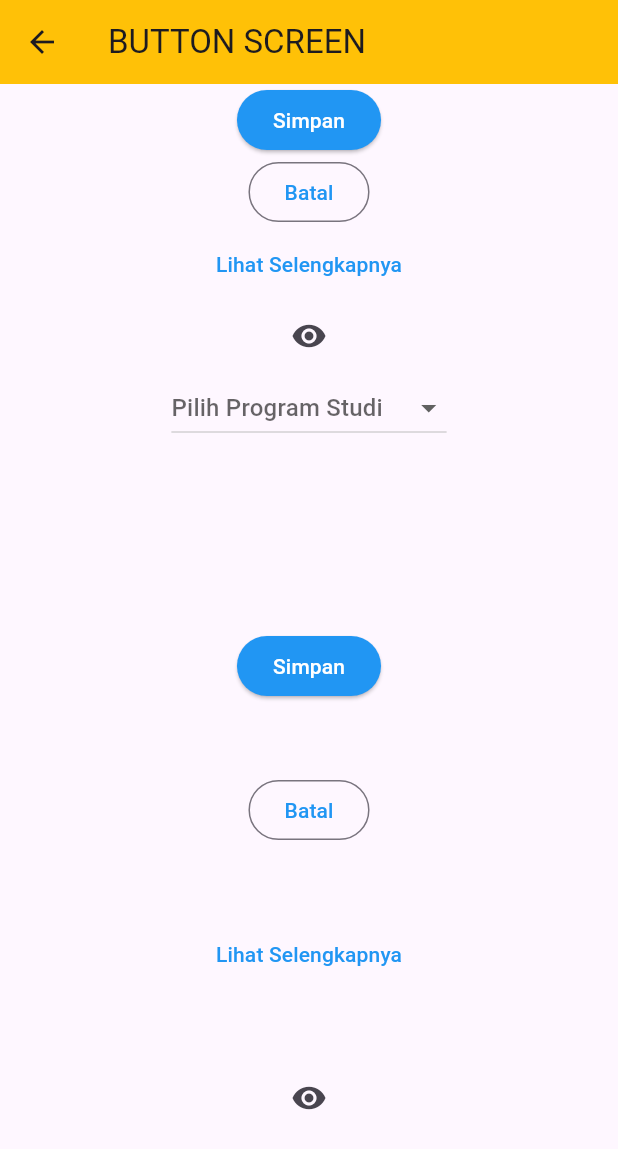
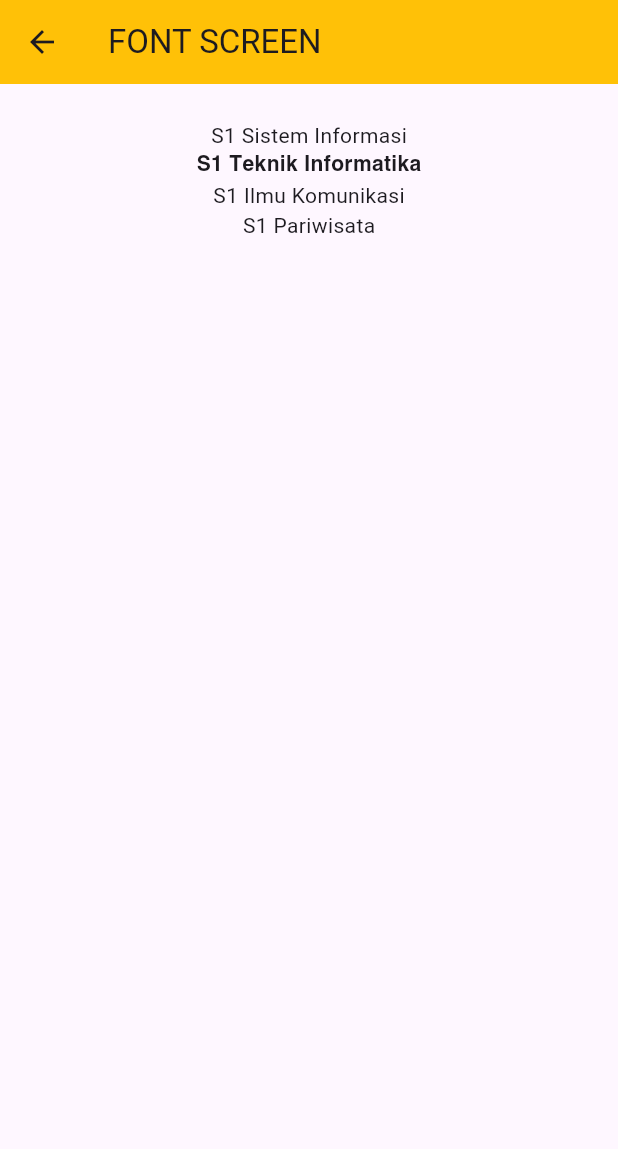
Before and after one commit to NandaAdisaputra/Codelab-Flutter, a Flutter app: the screen it shows after launch, on a phone screen of 412 x 824 dp. Shown: the top 1149 px of the screen. Run offline on Flutter 3.47's test engine with Material 3 defaults, Android fonts, the phone set to English and light mode, and no system bars.

Commit message:
Add Font Screen

```diff
--- /dev/null
+++ b/lib/font_screen.dart
@@ -0,0 +1,24 @@
+import 'package:flutter/material.dart';
+
+class FontScreen extends StatelessWidget {
+  const FontScreen({super.key});
+
+  @override
+  Widget build(BuildContext context) {
+    return Scaffold(
+      appBar: AppBar(title: Text("FONT SCREEN"),backgroundColor: Colors.amber,),
+      body: Container(
+        margin: EdgeInsets.only(top: 24),
+        alignment: Alignment.center,
+        child: Column(
+            children: [
+          Text('S1 Sistem Informasi'),
+          Text( 'S1 Teknik Informatika',style: TextStyle( fontFamily:'Helvetica')),
+          Text('S1 Ilmu Komunikasi'),
+          Text(
+            'S1 Pariwisata'),
+        ]),
+      ),
+    );
+  }
+}
--- a/lib/main.dart
+++ b/lib/main.dart
@@ -1,6 +1,7 @@
 import 'package:flutter/material.dart';
 import 'package:flutterbasic/button_screen.dart';
 import 'package:flutterbasic/column_screen.dart';
+import 'package:flutterbasic/font_screen.dart';
 import 'package:flutterbasic/image_screen.dart';
 import 'package:flutterbasic/row_screen.dart';
 import 'package:flutterbasic/textfield_screen.dart';
@@ -19,14 +20,15 @@ class MyApp extends StatelessWidget {
       theme: ThemeData(primarySwatch: Colors.green),
       debugShowCheckedModeBanner: false,
       // home: RowSreen(),
-      initialRoute: '/button',
+      initialRoute: '/font',
       routes: {
         '/': (context) => MyHomePage(title: "Text"),
         '/column': (context) => ColumnScreen(),
         '/row': (context) => RowSreen(),
         '/image': (context) => ImageScreen(),
         '/field': (context) => FieldScreen(),
-        '/button': (context) => ButtonScreen()
+        '/button': (context) => ButtonScreen(),
+        '/font': (context) => FontScreen()
       },
     );
   }
```
Also changed, not shown: pubspec.yaml (+4 -4 lines), assets/fonts/Helvetica/Helvetica-Bold-Font.ttf (added).
